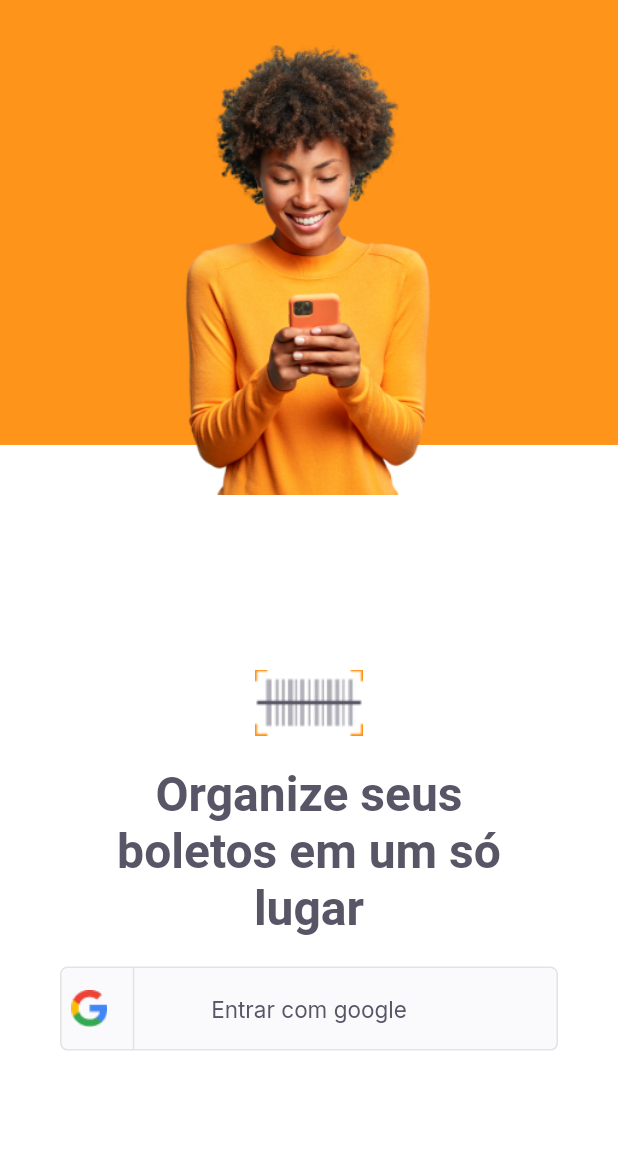
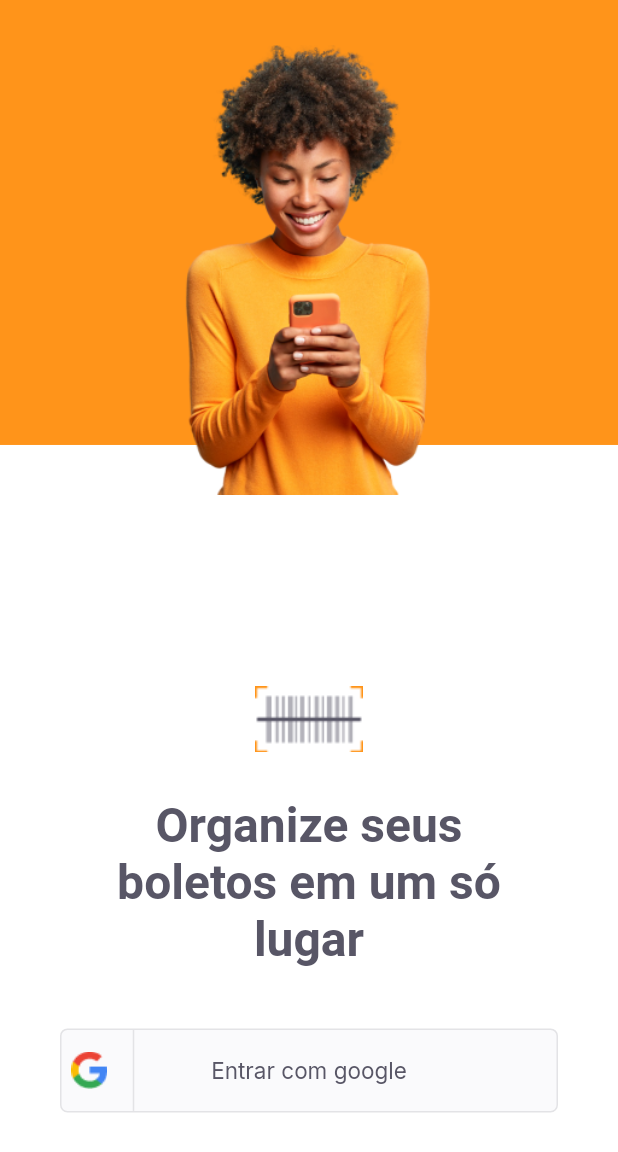
Before and after one commit to CamileBarros/BankoProjetFlutter, a Flutter app: the screen it shows after launch, on a phone screen of 412 x 824 dp. Shown: the top 1152 px of the screen. Run offline on Flutter 3.47's test engine with Material 2 defaults, Android fonts, the phone set to English and light mode, and no system bars; our stand-ins replace google_fonts.

Commit message:
update padding Login Page

```diff
--- a/lib/modules/login/login_page.dart
+++ b/lib/modules/login/login_page.dart
@@ -37,7 +37,7 @@ class _LoginPageState extends State<LoginPage> {
                   height: 300,
                 )),
             Positioned(
-              bottom: size.height * 0.15,
+              bottom: size.height * 0.1,
               left: 0,
               right: 0,
               child: Column(
@@ -47,14 +47,14 @@ class _LoginPageState extends State<LoginPage> {
                   Image.asset(AppImages.logomini),
                   Padding(
                     padding:
-                        const EdgeInsets.only(top: 20, left: 70, right: 70),
+                        const EdgeInsets.only(top: 30, left: 70, right: 70),
                     child: Text('Organize seus boletos em um só lugar',
                         textAlign: TextAlign.center,
                         style: TextStyles.titleHome),
                   ),
                   Padding(
                     padding:
-                        const EdgeInsets.only(top: 20, left: 40, right: 40),
+                        const EdgeInsets.only(top: 40, left: 40, right: 40),
                     child: SocialLoginButton(onTap: () {
                       print('clicked');
                     }),
--- a/lib/shared/widgets/social_button/social_login.dart
+++ b/lib/shared/widgets/social_button/social_login.dart
@@ -4,11 +4,14 @@ import 'package:bank_project/shared/themes/appcolors.dart';
 import 'package:flutter/material.dart';
 
 class SocialLoginButton extends StatelessWidget {
-  const SocialLoginButton({Key? key}) : super(key: key);
+  final VoidCallback onTap;
+  const SocialLoginButton({Key? key, required this.onTap}) : super(key: key);
 
   @override
   Widget build(BuildContext context) {
-    return Container(
+    return InkWell(
+      onTap: onTap,
+      child: Container(
         height: 56,
         decoration: BoxDecoration(
             color: AppColors.shape,
@@ -40,6 +43,7 @@ class SocialLoginButton extends StatelessWidget {
           ),
           Expanded(child: Container())
         ]),
+      ),
     );
   }
 }
```
Lines whose indentation alone changed are shown as unchanged.
